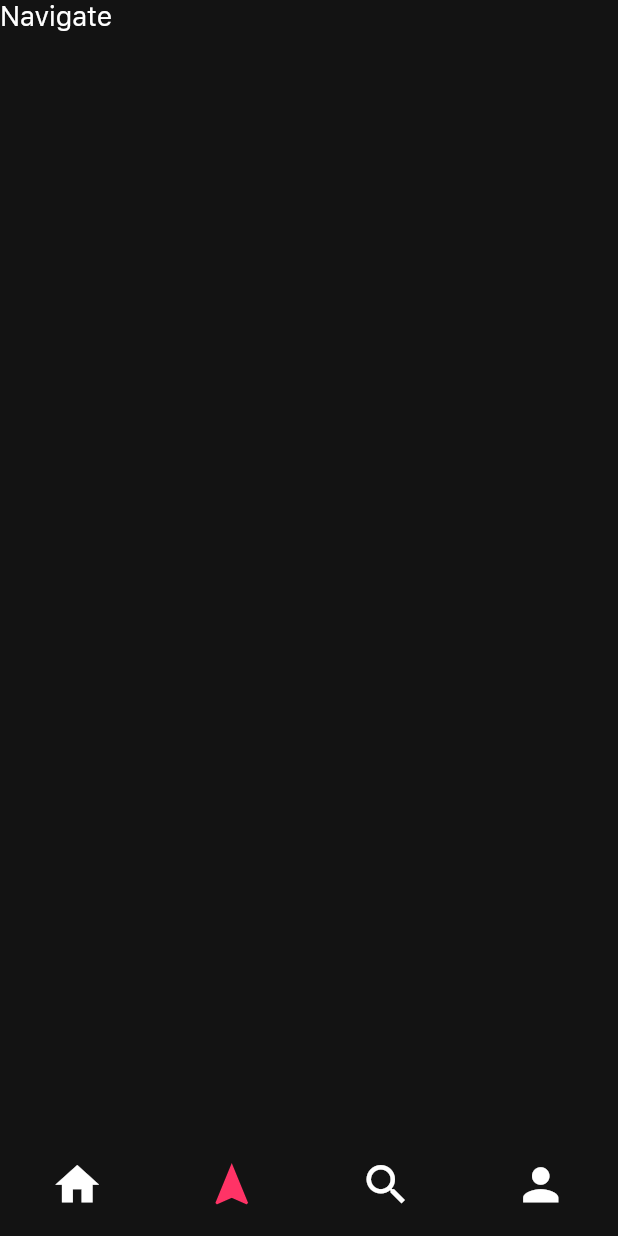
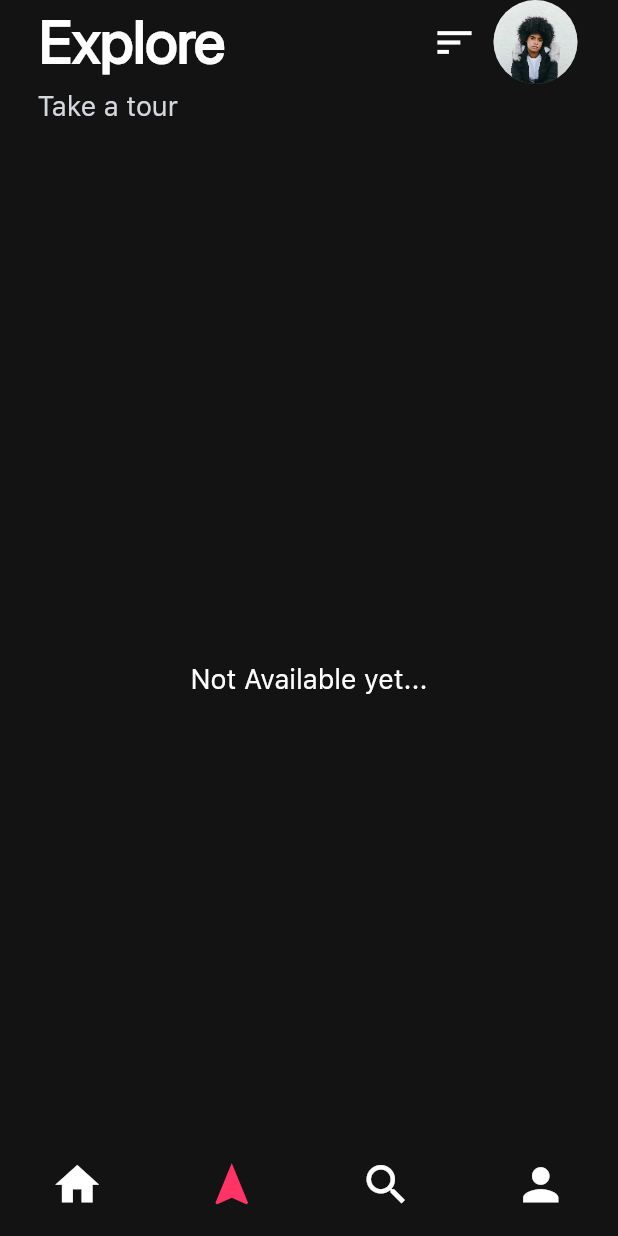
Before and after one commit to nonybrighto/spaced-travel-app, a Flutter app: the screen it shows after launch, item 2 of the bottom bar chosen, on a phone screen of 412 x 824 dp. Run offline on Flutter 3.47's test engine with Material 2 defaults, Android fonts, the phone set to English and light mode, and no system bars; our stand-ins replace carousel_slider, page_transition, sliding_up_panel, table_calendar.

Commit message:
Create exploration page placeholder

```diff
--- a/lib/pages/home_page.dart
+++ b/lib/pages/home_page.dart
@@ -1,7 +1,7 @@
 import 'package:flutter/material.dart';
 import 'package:spaced_trip_scheduler/constants.dart';
 import 'package:spaced_trip_scheduler/pages/home_views/discovery.dart';
-import 'package:spaced_trip_scheduler/pages/home_views/navigate.dart';
+import 'package:spaced_trip_scheduler/pages/home_views/exploration.dart';
 import 'package:spaced_trip_scheduler/pages/home_views/profile.dart';
 
 import 'home_views/search.dart';
@@ -75,7 +75,7 @@ class _HomePageState extends State<HomePage> {
       case 0:
         return const Discovery();
       case 1:
-        return const Navigate();
+        return const Exploration();
       case 2:
         return const Search();
       case 3:
--- /dev/null
+++ b/lib/pages/home_views/exploration.dart
@@ -0,0 +1,17 @@
+import 'package:flutter/material.dart';
+import 'package:spaced_trip_scheduler/widgets/base_view.dart';
+
+class Exploration extends StatelessWidget {
+  const Exploration({Key? key}) : super(key: key);
+
+  @override
+  Widget build(BuildContext context) {
+    return const BaseView(
+      title: 'Explore',
+      subTitle: 'Take a tour',
+      body: Center(
+        child: Text('Not Available yet...'),
+      ),
+    );
+  }
+}
--- a/lib/pages/home_views/navigate.dart
+++ /dev/null
@@ -1,10 +0,0 @@
-import 'package:flutter/material.dart';
-
-class Navigate extends StatelessWidget {
-  const Navigate({Key? key}) : super(key: key);
-
-  @override
-  Widget build(BuildContext context) {
-    return const Text('Navigate');
-  }
-}
```
